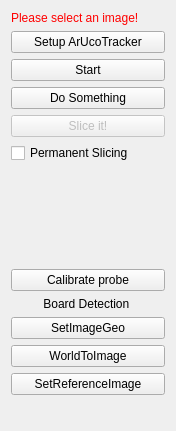
Above: Plugins/org.mitk.gui.qt.aruco/src/internal/ArucoTestViewControls.ui from ivowolf/MITK before the change. Below: the same form after it.
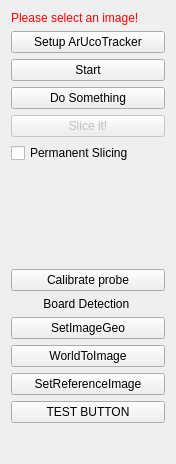
That is the form after the change.

Commit message: tested some opencv window stuff - nothing worked for me

```diff
--- a/Plugins/org.mitk.gui.qt.aruco/src/internal/ArucoTestViewControls.ui
+++ b/Plugins/org.mitk.gui.qt.aruco/src/internal/ArucoTestViewControls.ui
@@ -7,7 +7,7 @@
     <x>0</x>
     <y>0</y>
     <width>176</width>
-    <height>431</height>
+    <height>464</height>
    </rect>
   </property>
   <property name="minimumSize">
@@ -128,6 +128,13 @@
      </property>
     </widget>
    </item>
+   <item>
+    <widget class="QPushButton" name="btnTest">
+     <property name="text">
+      <string>TEST BUTTON</string>
+     </property>
+    </widget>
+   </item>
    <item>
     <spacer name="spacer1">
      <property name="orientation">
```
The commit also changes 2 other files.
